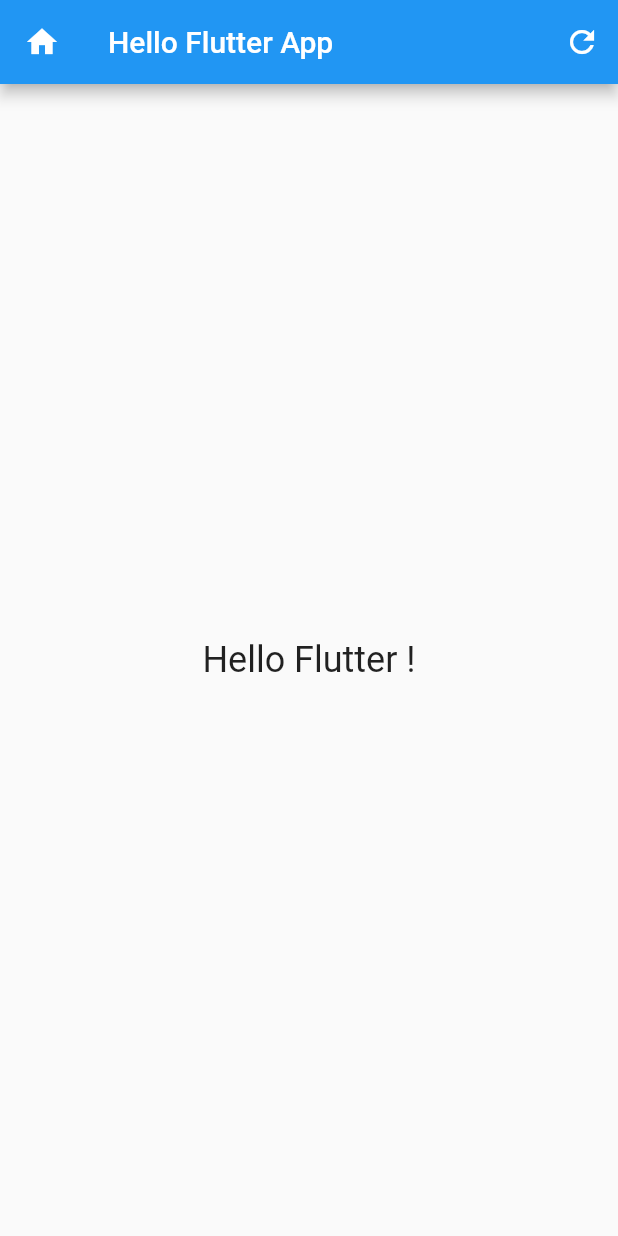
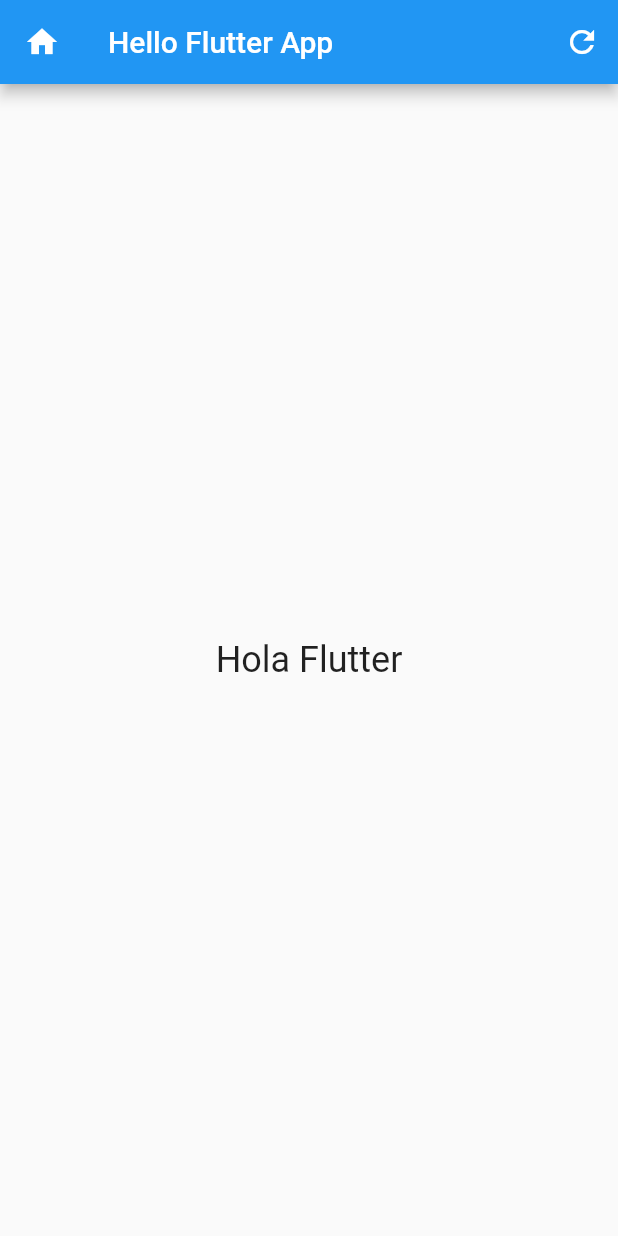
Before and after one commit to mvortizr/FlutterPractice, a Flutter app: the screen it shows after launch, after a tap on the "refresh" icon, on a phone screen of 412 x 824 dp. Run offline on Flutter 3.47's test engine with Material 2 defaults, Android fonts, the light colour scheme and no system bars.

Commit message:
feat: hello flutter app done

```diff
--- a/helloflutterapp/lib/main.dart
+++ b/helloflutterapp/lib/main.dart
@@ -1,47 +1,47 @@
 import 'package:flutter/material.dart';
 
 void main() {
-  runApp(const MyApp());
+  runApp(HelloFlutterApp());
 }
 
-class MyApp extends StatelessWidget {
-  const MyApp({Key? key}) : super(key: key);
+class HelloFlutterApp extends StatefulWidget {
+  @override
+  _HelloFlutterAppState createState() => _HelloFlutterAppState();
+}
 
-  // This widget is the root of your application.
+String englishGreeting = "Hello Flutter";
+String spanishGreeting = "Hola Flutter";
+
+class _HelloFlutterAppState extends State<HelloFlutterApp> {
+  //Default greeting is in English language
+  String displayText = englishGreeting;
+
   @override
   Widget build(BuildContext context) {
     return MaterialApp(
-      title: 'Flutter Hello World',
-      debugShowCheckedModeBanner: false, //remove debug banner
-      theme: ThemeData(
-        // This is the theme of your application.
-        //
-        // Try running your application with "flutter run". You'll see the
-        // application has a blue toolbar. Then, without quitting the app, try
-        // changing the primarySwatch below to Colors.green and then invoke
-        // "hot reload" (press "r" in the console where you ran "flutter run",
-        // or simply save your changes to "hot reload" in a Flutter IDE).
-        // Notice that the counter didn't reset back to zero; the application
-        // is not restarted.
-        primarySwatch: Colors.blue,
-      ),
+      debugShowCheckedModeBanner: false,
       home: Scaffold(
         appBar: AppBar(
-          title: Text("Hello Flutter App"),
-          leading: Icon(Icons.home),
+          title:const Text("Hello Flutter App"),
+          leading: const Icon(Icons.home),
           actions: <Widget>[
             IconButton(
-              icon: Icon(Icons.refresh),
-              onPressed: () {},
+              icon: const Icon(Icons.refresh),
+              onPressed: () {
+                //Updating greeting language in setState method
+                setState(() {
+                  displayText = displayText == englishGreeting
+                      ? spanishGreeting
+                      : englishGreeting;
+                });
+              },
             )
           ],
         ),
-        body: const Center(
+        body: Center(
           child: Text(
-            "Hello Flutter !",
-
-            //CHALLENGE: Modify fontSize to a different value
-            style: TextStyle(fontSize: 24),
+            displayText,
+            style: const TextStyle(fontSize: 24),
           ),
         ),
       ),
```
